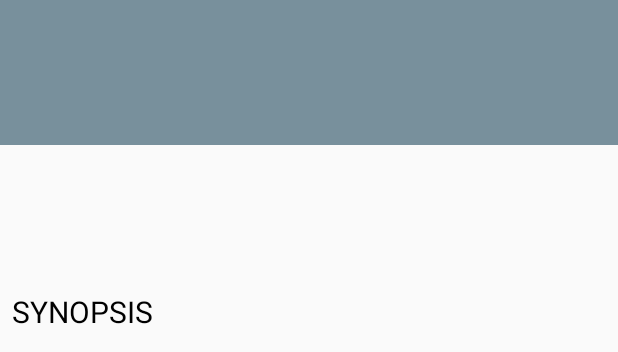
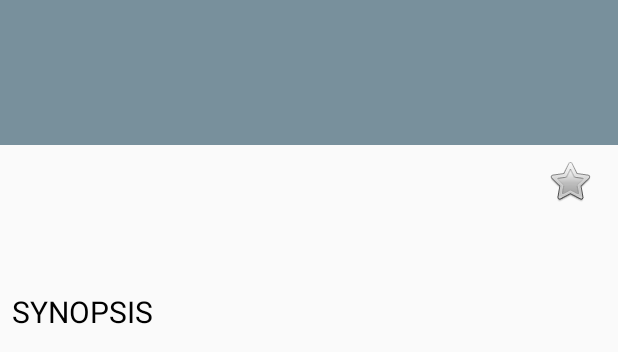
Before and after one commit to alitabet/Popular-Movie-Part-1, an Android app: the layout fragment_detail_header.xml on its own in the app's theme, with its tools: preview values and no code run, on a phone screen of 412 x 824 dp. Shown: the top 352 px of the screen. Run offline under Robolectric (Android 15) with nearby library versions, the phone set to English and light mode, and no system bars.

Commit message:
Implement favorite movies option

```diff
--- a/app/src/main/java/com/example/android/movies/PopularMoviesFragment.java
+++ b/app/src/main/java/com/example/android/movies/PopularMoviesFragment.java
@@ -104,7 +104,7 @@ public class PopularMoviesFragment extends Fragment implements LoaderManager.Loa
 
     // check if sort order has changed
     void onSortOrderChanged() {
-        updateMovies();
+//        updateMovies();
         getLoaderManager().restartLoader(MOVIE_LOADER, null, this);
     }
 
--- a/app/src/main/res/layout/fragment_detail_header.xml
+++ b/app/src/main/res/layout/fragment_detail_header.xml
@@ -54,6 +54,24 @@
 
         </LinearLayout>
 
+        <CheckBox
+            android:id="@+id/favorite_check_box"
+            android:layout_width="wrap_content"
+            android:layout_height="wrap_content"
+            android:button="@android:drawable/btn_star"
+            android:layout_gravity="right"
+            android:layout_marginRight="16dp"/>
+
+        <!--ToggleButton
+            style="@style/SynopsisHeadingText"
+            android:layout_width="wrap_content"
+            android:layout_height="wrap_content"
+            android:layout_gravity="right"
+            android:layout_marginRight="16dp"
+            android:padding="4dp"
+            android:textOff="Favorite"
+            android:textOn="Favorite" /-->
+
     </LinearLayout>
 
     <TextView
--- a/app/src/main/res/values/arrays.xml
+++ b/app/src/main/res/values/arrays.xml
@@ -3,10 +3,12 @@
     <string-array name="pref_sort_options">
         <item>@string/pref_sort_label_popular</item>
         <item>@string/pref_sort_label_rated</item>
+        <item>@string/pref_sort_label_favorite</item>
     </string-array>
 
     <string-array name="pref_sort_values">
         <item>@string/pref_sort_popular</item>
         <item>@string/pref_sort_rated</item>
+        <item>@string/pref_sort_favorite</item>
     </string-array>
 </resources>
--- a/app/src/main/res/values/strings.xml
+++ b/app/src/main/res/values/strings.xml
@@ -52,11 +52,17 @@
     <!-- Label for sort by rating option in sort by preferences -->
     <string name="pref_sort_label_rated">User Rating</string>
 
+    <!-- Label for favorite movies -->
+    <string name="pref_sort_label_favorite">Favorites</string>
+
     <!-- Value in SharedPreferences for sort by popularity option -->
     <string name="pref_sort_popular" translatable="false">popular</string>
 
     <!-- Value in SharedPreferences for sort by rating option -->
     <string name="pref_sort_rated" translatable="false">rate</string>
+
+    <!-- Value in SharedPreferences for sort by rating option -->
+    <string name="pref_sort_favorite" translatable="false">favorite</string>
 
     <!-- String in API to sort by popularity -->
     <string name="pref_sort_popular_api" translatable="false">popularity.desc</string>
```
Also changed, not shown: app/src/main/java/com/example/android/movies/Utility.java (+16 -19 lines), app/src/main/java/com/example/android/movies/adapters/DetailAdapter.java (+63 -0 lines), app/src/main/java/com/example/android/movies/models/MovieItem.java (+15 -0 lines).
